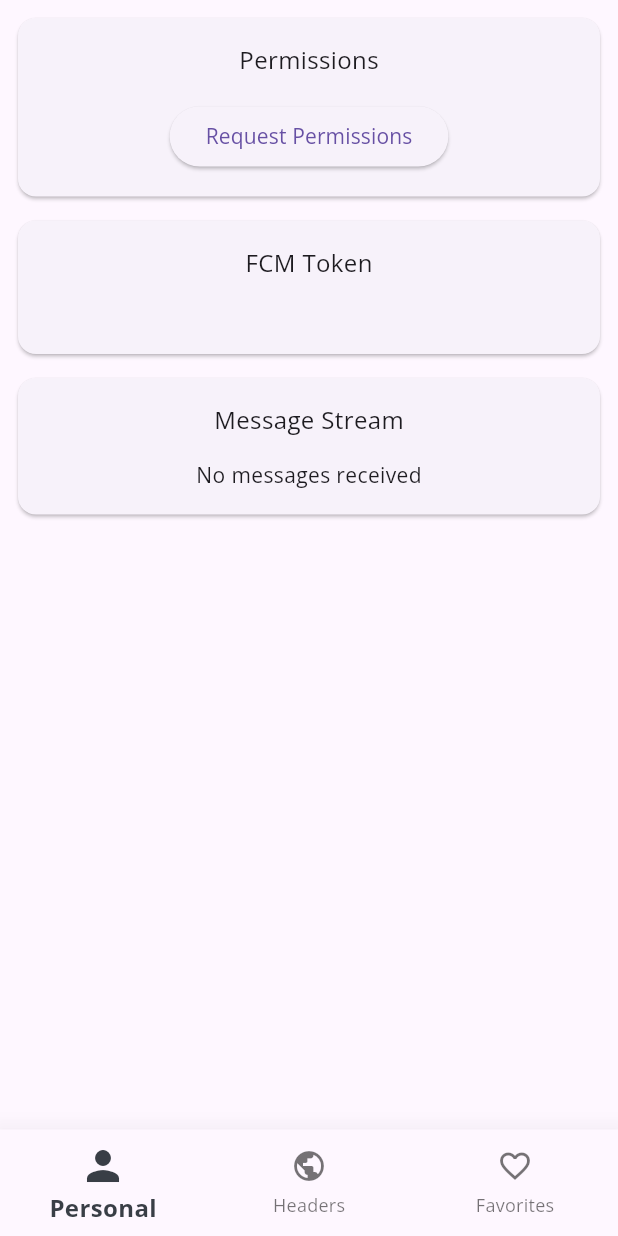
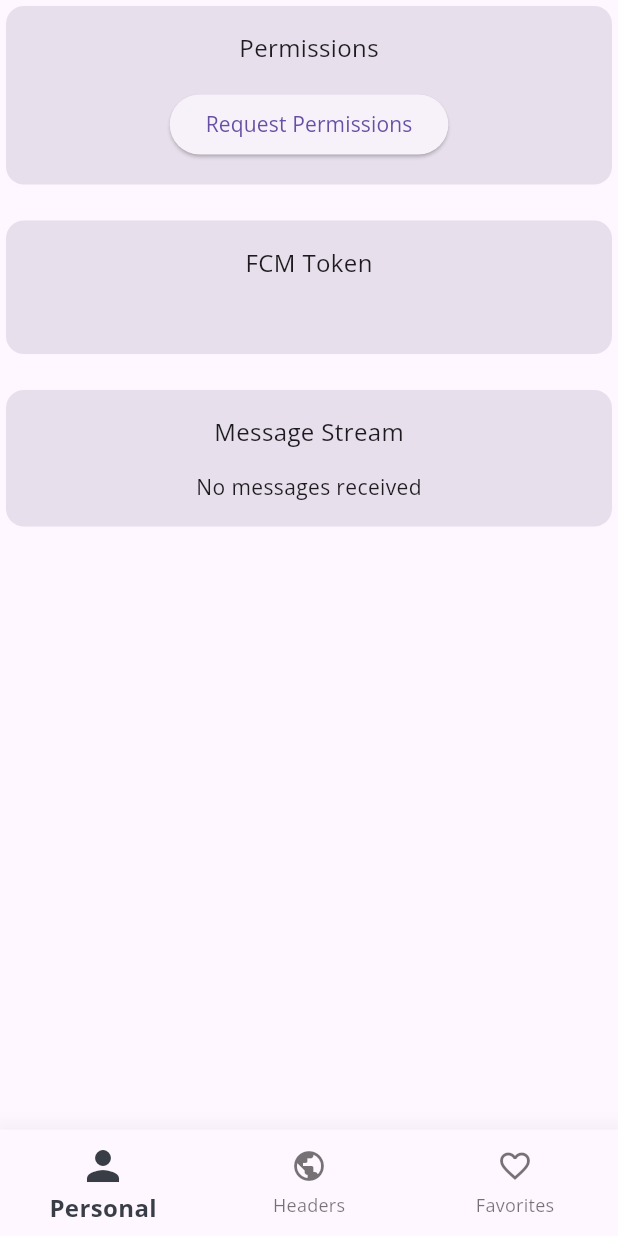
Before and after one commit to jrodriguer/flutter_news_app, a Flutter app: the screen it shows after launch, on a phone screen of 412 x 824 dp. Run offline on Flutter 3.47's test engine with Material 2 defaults, Android fonts, the light colour scheme and no system bars; our stand-ins replace device_preview, firebase_core, firebase_messaging, flutter_local_notifications, flutter_spinkit, shared_preferences and 1 more; missing offline and left inert: clipboard; accounts and stored records are empty; network calls fail.

Commit message:
card style

```diff
--- a/lib/widgets/meta_card.dart
+++ b/lib/widgets/meta_card.dart
@@ -10,8 +10,17 @@ class MetaCard extends StatelessWidget {
   Widget build(BuildContext context) {
     return Container(
       width: double.infinity,
-      margin: const EdgeInsets.only(left: 8, right: 8, top: 8),
+      margin: const EdgeInsets.only(bottom: 16),
       child: Card(
+        elevation: 0,
+        // shape: RoundedRectangleBorder(
+        //   side: BorderSide(
+        //     color: Theme.of(context).colorScheme.outline
+        //   ),
+        //
+        //     borderRadius: const BorderRadius.all(Radius.zero),
+        // ),
+        color: Theme.of(context).colorScheme.surfaceVariant,
         child: Padding(
           padding: const EdgeInsets.all(16),
           child: Column(
```
